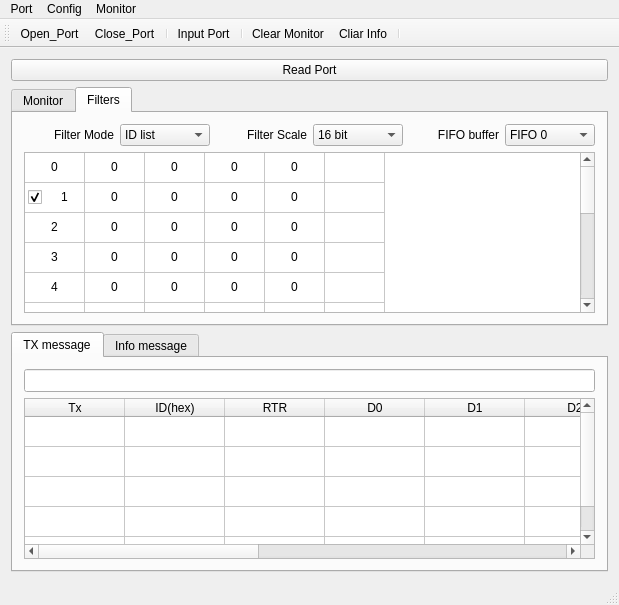
This is mainwindow.ui in AndriiRozin/USBtoCAN2 as Qt 5 draws it before an edit. The edited form follows.
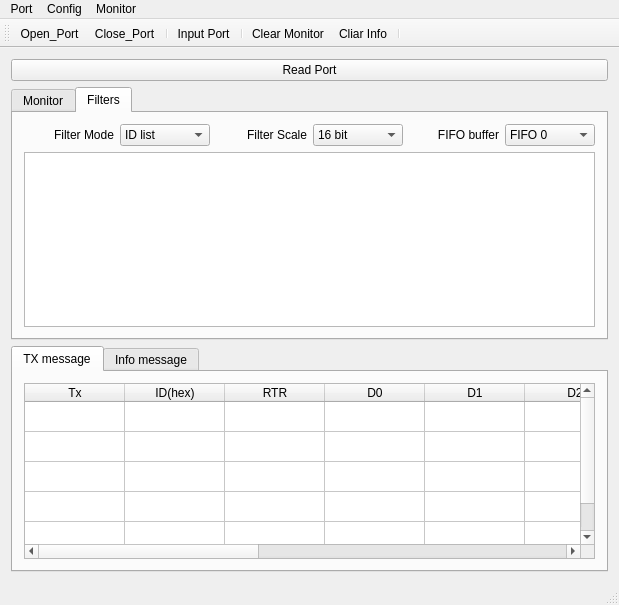
This is the edited form. The open tabs and pages were chosen to show the change. Icons and pictures are not drawn.

```diff
--- a/mainwindow.ui
+++ b/mainwindow.ui
@@ -196,127 +196,6 @@
           <attribute name="verticalHeaderStretchLastSection">
            <bool>true</bool>
           </attribute>
-          <row>
-           <property name="text">
-            <string>0</string>
-           </property>
-           <property name="textAlignment">
-            <set>AlignLeading|AlignVCenter</set>
-           </property>
-          </row>
-          <row>
-           <property name="text">
-            <string>1</string>
-           </property>
-          </row>
-          <row>
-           <property name="text">
-            <string>2</string>
-           </property>
-          </row>
-          <row>
-           <property name="text">
-            <string>3</string>
-           </property>
-          </row>
-          <row>
-           <property name="text">
-            <string>4</string>
-           </property>
-          </row>
-          <row>
-           <property name="text">
-            <string>5</string>
-           </property>
-          </row>
-          <row>
-           <property name="text">
-            <string>6</string>
-           </property>
-          </row>
-          <row>
-           <property name="text">
-            <string>7</string>
-           </property>
-          </row>
-          <row>
-           <property name="text">
-            <string>8</string>
-           </property>
-          </row>
-          <row>
-           <property name="text">
-            <string>9</string>
-           </property>
-          </row>
-          <row>
-           <property name="text">
-            <string>10</string>
-           </property>
-          </row>
-          <row>
-           <property name="text">
-            <string>11</string>
-           </property>
-          </row>
-          <row>
-           <property name="text">
-            <string>12</string>
-           </property>
-          </row>
-          <row>
-           <property name="text">
-            <string>13</string>
-           </property>
-          </row>
-          <column>
-           <property name="text">
-            <string>Filter</string>
-           </property>
-           <property name="font">
-            <font>
-             <weight>50</weight>
-             <italic>false</italic>
-             <bold>false</bold>
-             <kerning>true</kerning>
-            </font>
-           </property>
-           <property name="textAlignment">
-            <set>AlignCenter</set>
-           </property>
-          </column>
-          <column>
-           <property name="text">
-            <string>ID 1 H</string>
-           </property>
-           <property name="textAlignment">
-            <set>AlignCenter</set>
-           </property>
-          </column>
-          <column>
-           <property name="text">
-            <string>ID 1 L</string>
-           </property>
-           <property name="textAlignment">
-            <set>AlignCenter</set>
-           </property>
-          </column>
-          <column>
-           <property name="text">
-            <string>ID 2 H</string>
-           </property>
-           <property name="textAlignment">
-            <set>AlignCenter</set>
-           </property>
-          </column>
-          <column>
-           <property name="text">
-            <string>ID 2 L</string>
-           </property>
-           <property name="textAlignment">
-            <set>AlignCenter</set>
-           </property>
-          </column>
           <column>
            <property name="text">
             <string>Result</string>
@@ -325,720 +204,6 @@
             <set>AlignLeading|AlignVCenter</set>
            </property>
           </column>
-          <item row="0" column="0">
-           <property name="text">
-            <string>0</string>
-           </property>
-           <property name="textAlignment">
-            <set>AlignCenter</set>
-           </property>
-           <property name="checkState">
-            <enum>Unchecked</enum>
-           </property>
-           <property name="flags">
-            <set>ItemIsUserCheckable|ItemIsEnabled</set>
-           </property>
-          </item>
-          <item row="0" column="1">
-           <property name="text">
-            <string>0</string>
-           </property>
-           <property name="textAlignment">
-            <set>AlignCenter</set>
-           </property>
-          </item>
-          <item row="0" column="2">
-           <property name="text">
-            <string>0</string>
-           </property>
-           <property name="textAlignment">
-            <set>AlignCenter</set>
-           </property>
-          </item>
-          <item row="0" column="3">
-           <property name="text">
-            <string>0</string>
-           </property>
-           <property name="textAlignment">
-            <set>AlignCenter</set>
-           </property>
-          </item>
-          <item row="0" column="4">
-           <property name="text">
-            <string>0</string>
-           </property>
-           <property name="textAlignment">
-            <set>AlignCenter</set>
-           </property>
-          </item>
-          <item row="0" column="5">
-           <property name="text">
-            <string/>
-           </property>
-          </item>
-          <item row="1" column="0">
-           <property name="text">
-            <string>1</string>
-           </property>
-           <property name="textAlignment">
-            <set>AlignCenter</set>
-           </property>
-           <property name="checkState">
-            <enum>Checked</enum>
-           </property>
-           <property name="flags">
-            <set>ItemIsUserCheckable|ItemIsEnabled</set>
-           </property>
-          </item>
-          <item row="1" column="1">
-           <property name="text">
-            <string>0</string>
-           </property>
-           <property name="textAlignment">
-            <set>AlignCenter</set>
-           </property>
-          </item>
-          <item row="1" column="2">
-           <property name="text">
-            <string>0</string>
-           </property>
-           <property name="textAlignment">
-            <set>AlignCenter</set>
-           </property>
-          </item>
-          <item row="1" column="3">
-           <property name="text">
-            <string>0</string>
-           </property>
-           <property name="textAlignment">
-            <set>AlignCenter</set>
-           </property>
-          </item>
-          <item row="1" column="4">
-           <property name="text">
-            <string>0</string>
-           </property>
-           <property name="textAlignment">
-            <set>AlignCenter</set>
-           </property>
-          </item>
-          <item row="1" column="5">
-           <property name="text">
-            <string/>
-           </property>
-          </item>
-          <item row="2" column="0">
-           <property name="text">
-            <string>2</string>
-           </property>
-           <property name="textAlignment">
-            <set>AlignCenter</set>
-           </property>
-           <property name="checkState">
-            <enum>Unchecked</enum>
-           </property>
-           <property name="flags">
-            <set>ItemIsUserCheckable|ItemIsEnabled</set>
-           </property>
-          </item>
-          <item row="2" column="1">
-           <property name="text">
-            <string>0</string>
-           </property>
-           <property name="textAlignment">
-            <set>AlignCenter</set>
-           </property>
-          </item>
-          <item row="2" column="2">
-           <property name="text">
-            <string>0</string>
-           </property>
-           <property name="textAlignment">
-            <set>AlignCenter</set>
-           </property>
-          </item>
-          <item row="2" column="3">
-           <property name="text">
-            <string>0</string>
-           </property>
-           <property name="textAlignment">
-            <set>AlignCenter</set>
-           </property>
-          </item>
-          <item row="2" column="4">
-           <property name="text">
-            <string>0</string>
-           </property>
-           <property name="textAlignment">
-            <set>AlignCenter</set>
-           </property>
-          </item>
-          <item row="2" column="5">
-           <property name="text">
-            <string/>
-           </property>
-          </item>
-          <item row="3" column="0">
-           <property name="text">
-            <string>3</string>
-           </property>
-           <property name="textAlignment">
-            <set>AlignCenter</set>
-           </property>
-           <property name="checkState">
-            <enum>Unchecked</enum>
-           </property>
-           <property name="flags">
-            <set>ItemIsSelectable|ItemIsUserCheckable|ItemIsEnabled</set>
-           </property>
-          </item>
-          <item row="3" column="1">
-           <property name="text">
-            <string>0</string>
-           </property>
-           <property name="textAlignment">
-            <set>AlignCenter</set>
-           </property>
-          </item>
-          <item row="3" column="2">
-           <property name="text">
-            <string>0</string>
-           </property>
-           <property name="textAlignment">
-            <set>AlignCenter</set>
-           </property>
-          </item>
-          <item row="3" column="3">
-           <property name="text">
-            <string>0</string>
-           </property>
-           <property name="textAlignment">
-            <set>AlignCenter</set>
-           </property>
-          </item>
-          <item row="3" column="4">
-           <property name="text">
-            <string>0</string>
-           </property>
-           <property name="textAlignment">
-            <set>AlignCenter</set>
-           </property>
-          </item>
-          <item row="3" column="5">
-           <property name="text">
-            <string/>
-           </property>
-          </item>
-          <item row="4" column="0">
-           <property name="text">
-            <string>4</string>
-           </property>
-           <property name="textAlignment">
-            <set>AlignCenter</set>
-           </property>
-           <property name="checkState">
-            <enum>Unchecked</enum>
-           </property>
-           <property name="flags">
-            <set>ItemIsUserCheckable|ItemIsEnabled</set>
-           </property>
-          </item>
-          <item row="4" column="1">
-           <property name="text">
-            <string>0</string>
-           </property>
-           <property name="textAlignment">
-            <set>AlignCenter</set>
-           </property>
-          </item>
-          <item row="4" column="2">
-           <property name="text">
-            <string>0</string>
-           </property>
-           <property name="textAlignment">
-            <set>AlignCenter</set>
-           </property>
-          </item>
-          <item row="4" column="3">
-           <property name="text">
-            <string>0</string>
-           </property>
-           <property name="textAlignment">
-            <set>AlignCenter</set>
-           </property>
-          </item>
-          <item row="4" column="4">
-           <property name="text">
-            <string>0</string>
-           </property>
-           <property name="textAlignment">
-            <set>AlignCenter</set>
-           </property>
-          </item>
-          <item row="4" column="5">
-           <property name="text">
-            <string/>
-           </property>
-          </item>
-          <item row="5" column="0">
-           <property name="text">
-            <string>5</string>
-           </property>
-           <property name="textAlignment">
-            <set>AlignCenter</set>
-           </property>
-           <property name="checkState">
-            <enum>Unchecked</enum>
-           </property>
-           <property name="flags">
-            <set>ItemIsUserCheckable|ItemIsEnabled</set>
-           </property>
-          </item>
-          <item row="5" column="1">
-           <property name="text">
-            <string>0</string>
-           </property>
-           <property name="textAlignment">
-            <set>AlignCenter</set>
-           </property>
-          </item>
-          <item row="5" column="2">
-           <property name="text">
-            <string>0</string>
-           </property>
-           <property name="textAlignment">
-            <set>AlignCenter</set>
-           </property>
-          </item>
-          <item row="5" column="3">
-           <property name="text">
-            <string>0</string>
-           </property>
-           <property name="textAlignment">
-            <set>AlignCenter</set>
-           </property>
-          </item>
-          <item row="5" column="4">
-           <property name="text">
-            <string>0</string>
-           </property>
-           <property name="textAlignment">
-            <set>AlignCenter</set>
-           </property>
-          </item>
-          <item row="5" column="5">
-           <property name="text">
-            <string/>
-           </property>
-          </item>
-          <item row="6" column="0">
-           <property name="text">
-            <string>6</string>
-           </property>
-           <property name="textAlignment">
-            <set>AlignCenter</set>
-           </property>
-           <property name="checkState">
-            <enum>Unchecked</enum>
-           </property>
-           <property name="flags">
-            <set>ItemIsUserCheckable|ItemIsEnabled</set>
-           </property>
-          </item>
-          <item row="6" column="1">
-           <property name="text">
-            <string>0</string>
-           </property>
-           <property name="textAlignment">
-            <set>AlignCenter</set>
-           </property>
-          </item>
-          <item row="6" column="2">
-           <property name="text">
-            <string>0</string>
-           </property>
-           <property name="textAlignment">
-            <set>AlignCenter</set>
-           </property>
-          </item>
-          <item row="6" column="3">
-           <property name="text">
-            <string>0</string>
-           </property>
-           <property name="textAlignment">
-            <set>AlignCenter</set>
-           </property>
-          </item>
-          <item row="6" column="4">
-           <property name="text">
-            <string>0</string>
-           </property>
-           <property name="textAlignment">
-            <set>AlignCenter</set>
-           </property>
-          </item>
-          <item row="6" column="5">
-           <property name="text">
-            <string/>
-           </property>
-          </item>
-          <item row="7" column="0">
-           <property name="text">
-            <string>7</string>
-           </property>
-           <property name="textAlignment">
-            <set>AlignCenter</set>
-           </property>
-           <property name="checkState">
-            <enum>Unchecked</enum>
-           </property>
-           <property name="flags">
-            <set>ItemIsUserCheckable|ItemIsEnabled</set>
-           </property>
-          </item>
-          <item row="7" column="1">
-           <property name="text">
-            <string>0</string>
-           </property>
-           <property name="textAlignment">
-            <set>AlignCenter</set>
-           </property>
-          </item>
-          <item row="7" column="2">
-           <property name="text">
-            <string>0</string>
-           </property>
-           <property name="textAlignment">
-            <set>AlignCenter</set>
-           </property>
-          </item>
-          <item row="7" column="3">
-           <property name="text">
-            <string>0</string>
-           </property>
-           <property name="textAlignment">
-            <set>AlignCenter</set>
-           </property>
-          </item>
-          <item row="7" column="4">
-           <property name="text">
-            <string>0</string>
-           </property>
-           <property name="textAlignment">
-            <set>AlignCenter</set>
-           </property>
-          </item>
-          <item row="7" column="5">
-           <property name="text">
-            <string/>
-           </property>
-          </item>
-          <item row="8" column="0">
-           <property name="text">
-            <string>8</string>
-           </property>
-           <property name="textAlignment">
-            <set>AlignCenter</set>
-           </property>
-           <property name="checkState">
-            <enum>Unchecked</enum>
-           </property>
-           <property name="flags">
-            <set>ItemIsUserCheckable|ItemIsEnabled</set>
-           </property>
-          </item>
-          <item row="8" column="1">
-           <property name="text">
-            <string>0</string>
-           </property>
-           <property name="textAlignment">
-            <set>AlignCenter</set>
-           </property>
-          </item>
-          <item row="8" column="2">
-           <property name="text">
-            <string>0</string>
-           </property>
-           <property name="textAlignment">
-            <set>AlignCenter</set>
-           </property>
-          </item>
-          <item row="8" column="3">
-           <property name="text">
-            <string>0</string>
-           </property>
-           <property name="textAlignment">
-            <set>AlignCenter</set>
-           </property>
-          </item>
-          <item row="8" column="4">
-           <property name="text">
-            <string>0</string>
-           </property>
-           <property name="textAlignment">
-            <set>AlignCenter</set>
-           </property>
-          </item>
-          <item row="8" column="5">
-           <property name="text">
-            <string/>
-           </property>
-          </item>
-          <item row="9" column="0">
-           <property name="text">
-            <string>9</string>
-           </property>
-           <property name="textAlignment">
-            <set>AlignCenter</set>
-           </property>
-           <property name="checkState">
-            <enum>Unchecked</enum>
-           </property>
-           <property name="flags">
-            <set>ItemIsUserCheckable|ItemIsEnabled</set>
-           </property>
-          </item>
-          <item row="9" column="1">
-           <property name="text">
-            <string>0</string>
-           </property>
-           <property name="textAlignment">
-            <set>AlignCenter</set>
-           </property>
-          </item>
-          <item row="9" column="2">
-           <property name="text">
-            <string>0</string>
-           </property>
-           <property name="textAlignment">
-            <set>AlignCenter</set>
-           </property>
-          </item>
-          <item row="9" column="3">
-           <property name="text">
-            <string>0</string>
-           </property>
-           <property name="textAlignment">
-            <set>AlignCenter</set>
-           </property>
-          </item>
-          <item row="9" column="4">
-           <property name="text">
-            <string>0</string>
-           </property>
-           <property name="textAlignment">
-            <set>AlignCenter</set>
-           </property>
-          </item>
-          <item row="9" column="5">
-           <property name="text">
-            <string/>
-           </property>
-          </item>
-          <item row="10" column="0">
-           <property name="text">
-            <string>10</string>
-           </property>
-           <property name="textAlignment">
-            <set>AlignCenter</set>
-           </property>
-           <property name="checkState">
-            <enum>Unchecked</enum>
-           </property>
-           <property name="flags">
-            <set>ItemIsUserCheckable|ItemIsEnabled</set>
-           </property>
-          </item>
-          <item row="10" column="1">
-           <property name="text">
-            <string>0</string>
-           </property>
-           <property name="textAlignment">
-            <set>AlignCenter</set>
-           </property>
-          </item>
-          <item row="10" column="2">
-           <property name="text">
-            <string>0</string>
-           </property>
-           <property name="textAlignment">
-            <set>AlignCenter</set>
-           </property>
-          </item>
-          <item row="10" column="3">
-           <property name="text">
-            <string>0</string>
-           </property>
-           <property name="textAlignment">
-            <set>AlignCenter</set>
-           </property>
-          </item>
-          <item row="10" column="4">
-           <property name="text">
-            <string>0</string>
-           </property>
-           <property name="textAlignment">
-            <set>AlignCenter</set>
-           </property>
-          </item>
-          <item row="10" column="5">
-           <property name="text">
-            <string/>
-           </property>
-          </item>
-          <item row="11" column="0">
-           <property name="text">
-            <string>11</string>
-           </property>
-           <property name="textAlignment">
-            <set>AlignCenter</set>
-           </property>
-           <property name="checkState">
-            <enum>Unchecked</enum>
-           </property>
-           <property name="flags">
-            <set>ItemIsUserCheckable|ItemIsEnabled</set>
-           </property>
-          </item>
-          <item row="11" column="1">
-           <property name="text">
-            <string>0</string>
-           </property>
-           <property name="textAlignment">
-            <set>AlignCenter</set>
-           </property>
-          </item>
-          <item row="11" column="2">
-           <property name="text">
-            <string>0</string>
-           </property>
-           <property name="textAlignment">
-            <set>AlignCenter</set>
-           </property>
-          </item>
-          <item row="11" column="3">
-           <property name="text">
-            <string>0</string>
-           </property>
-           <property name="textAlignment">
-            <set>AlignCenter</set>
-           </property>
-          </item>
-          <item row="11" column="4">
-           <property name="text">
-            <string>0</string>
-           </property>
-           <property name="textAlignment">
-            <set>AlignCenter</set>
-           </property>
-          </item>
-          <item row="11" column="5">
-           <property name="text">
-            <string/>
-           </property>
-          </item>
-          <item row="12" column="0">
-           <property name="text">
-            <string>12</string>
-           </property>
-           <property name="textAlignment">
-            <set>AlignCenter</set>
-           </property>
-           <property name="checkState">
-            <enum>Unchecked</enum>
-           </property>
-           <property name="flags">
-            <set>ItemIsUserCheckable|ItemIsEnabled</set>
-           </property>
-          </item>
-          <item row="12" column="1">
-           <property name="text">
-            <string>0</string>
-           </property>
-           <property name="textAlignment">
-            <set>AlignCenter</set>
-           </property>
-          </item>
-          <item row="12" column="2">
-           <property name="text">
-            <string>0</string>
-           </property>
-           <property name="textAlignment">
-            <set>AlignCenter</set>
-           </property>
-          </item>
-          <item row="12" column="3">
-           <property name="text">
-            <string>0</string>
-           </property>
-           <property name="textAlignment">
-            <set>AlignCenter</set>
-           </property>
-          </item>
-          <item row="12" column="4">
-           <property name="text">
-            <string>0</string>
-           </property>
-           <property name="textAlignment">
-            <set>AlignCenter</set>
-           </property>
-          </item>
-          <item row="12" column="5">
-           <property name="text">
-            <string/>
-           </property>
-          </item>
-          <item row="13" column="0">
-           <property name="text">
-            <string>13</string>
-           </property>
-           <property name="textAlignment">
-            <set>AlignCenter</set>
-           </property>
-           <property name="checkState">
-            <enum>Unchecked</enum>
-           </property>
-           <property name="flags">
-            <set>ItemIsUserCheckable|ItemIsEnabled</set>
-           </property>
-          </item>
-          <item row="13" column="1">
-           <property name="text">
-            <string>0</string>
-           </property>
-           <property name="textAlignment">
-            <set>AlignCenter</set>
-           </property>
-          </item>
-          <item row="13" column="2">
-           <property name="text">
-            <string>0</string>
-           </property>
-           <property name="textAlignment">
-            <set>AlignCenter</set>
-           </property>
-          </item>
-          <item row="13" column="3">
-           <property name="text">
-            <string>0</string>
-           </property>
-           <property name="textAlignment">
-            <set>AlignCenter</set>
-           </property>
-          </item>
-          <item row="13" column="4">
-           <property name="text">
-            <string>0</string>
-           </property>
-           <property name="textAlignment">
-            <set>AlignCenter</set>
-           </property>
-          </item>
-          <item row="13" column="5">
-           <property name="text">
-            <string/>
-           </property>
-          </item>
          </widget>
         </item>
        </layout>
@@ -1055,21 +220,6 @@
         <string>TX message</string>
        </attribute>
        <layout class="QVBoxLayout" name="verticalLayout_2">
-        <item>
-         <widget class="QLineEdit" name="lineEdit_InputData_TX">
-          <property name="font">
-           <font>
-            <pointsize>10</pointsize>
-           </font>
-          </property>
-          <property name="text">
-           <string/>
-          </property>
-          <property name="alignment">
-           <set>Qt::AlignCenter</set>
-          </property>
-         </widget>
-        </item>
         <item>
          <widget class="QTableWidget" name="tableWidget_TX">
           <attribute name="verticalHeaderVisible">
```
Left out of the diff: 2 changed lines with no effect on the pictures.
